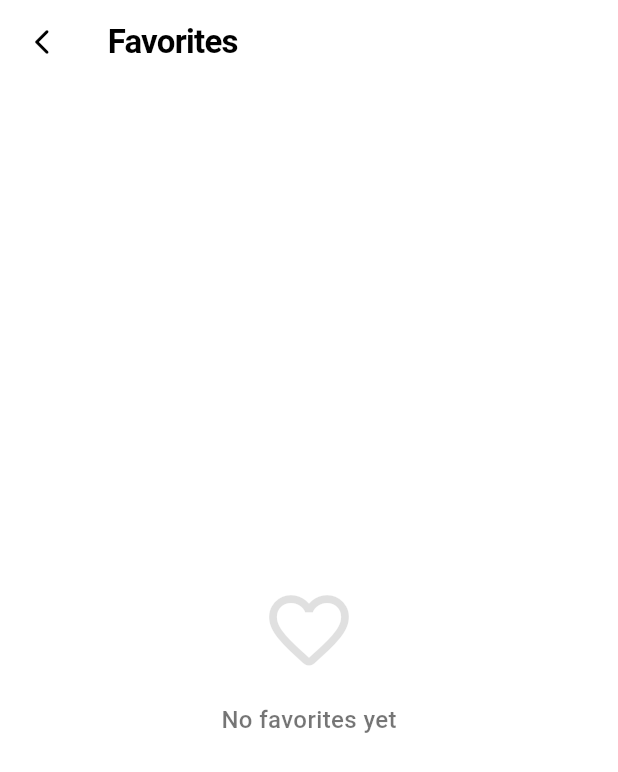
After one commit to YashSarankar/wallpaper, a Flutter app: the FavoritesScreen screen opened directly, on a phone screen of 412 x 824 dp. The commit adds this screen. Shown: the top 772 px of the screen. Run offline on Flutter 3.47's test engine with Material 3 defaults, Android fonts, the phone set to English and light mode, and no system bars; our stand-ins replace cached_network_image, dio, equatable, flutter_riverpod, hive, hive_flutter and 2 more; accounts and stored records are empty; network calls fail.

Commit message:
UI: Moved favorites to a dedicated screen and added heart icon in AppBar

```diff
--- /dev/null
+++ b/lib/presentation/screens/favorites_screen.dart
@@ -0,0 +1,74 @@
+import 'package:flutter/material.dart';
+import 'package:flutter_riverpod/flutter_riverpod.dart';
+import 'package:flutter_staggered_grid_view/flutter_staggered_grid_view.dart';
+import '../providers/wallpaper_provider.dart';
+import '../widgets/wallpaper_card.dart';
+
+class FavoritesScreen extends ConsumerWidget {
+  const FavoritesScreen({super.key});
+
+  @override
+  Widget build(BuildContext context, WidgetRef ref) {
+    final favorites = ref.watch(favoritesProvider);
+    final isDarkMode = ref.watch(themeProvider);
+
+    return Scaffold(
+      backgroundColor: isDarkMode ? Colors.black : Colors.white,
+      appBar: AppBar(
+        backgroundColor: isDarkMode ? Colors.black : Colors.white,
+        elevation: 0,
+        scrolledUnderElevation: 0,
+        leading: IconButton(
+          icon: Icon(
+            Icons.arrow_back_ios_new_rounded,
+            color: isDarkMode ? Colors.white : Colors.black,
+            size: 20,
+          ),
+          onPressed: () => Navigator.pop(context),
+        ),
+        title: Text(
+          'Favorites',
+          style: TextStyle(
+            color: isDarkMode ? Colors.white : Colors.black,
+            fontWeight: FontWeight.w700,
+            fontSize: 22,
+            letterSpacing: -0.5,
+          ),
+        ),
+      ),
+      body: favorites.isEmpty
+          ? Center(
+              child: Column(
+                mainAxisAlignment: MainAxisAlignment.center,
+                children: [
+                  Icon(
+                    Icons.favorite_border_rounded,
+                    size: 64,
+                    color: isDarkMode ? Colors.white24 : Colors.black12,
+                  ),
+                  const SizedBox(height: 16),
+                  Text(
+                    'No favorites yet',
+                    style: TextStyle(
+                      color: isDarkMode ? Colors.white60 : Colors.black54,
+                      fontSize: 16,
+                      fontWeight: FontWeight.w500,
+                    ),
+                  ),
+                ],
+              ),
+            )
+          : MasonryGridView.count(
+              padding: const EdgeInsets.fromLTRB(20, 10, 20, 40),
+              crossAxisCount: 2,
+              mainAxisSpacing: 20,
+              crossAxisSpacing: 20,
+              itemCount: favorites.length,
+              itemBuilder: (context, index) {
+                final wallpaper = favorites[index];
+                return WallpaperCard(wallpaper: wallpaper);
+              },
+            ),
+    );
+  }
+}
```
Also changed, not shown: lib/presentation/screens/home_screen.dart (+28 -107 lines), lib/presentation/widgets/wallpaper_card.dart (added, +95 -0 lines).
